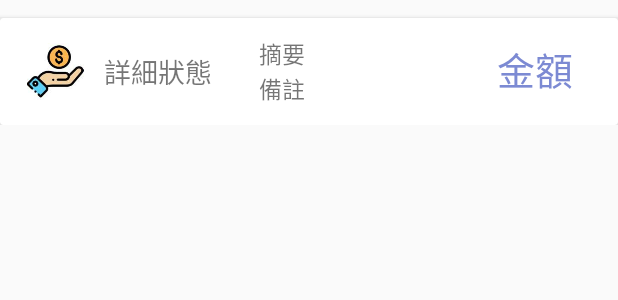
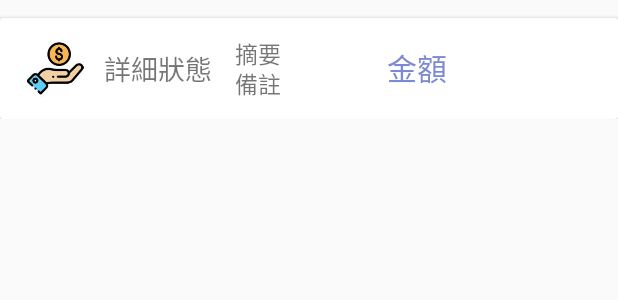
Before and after one commit to chuurin1999/MB, an Android app: the layout my_row.xml on its own in the app's theme, with its tools: preview values and no code run, on a phone screen of 412 x 824 dp. Shown: the top 300 px of the screen. Run offline under Robolectric (Android 15) with nearby library versions, the phone set to English and light mode, and no system bars.

Commit message:
Navigative圖表

```diff
--- a/app/src/main/AndroidManifest.xml
+++ b/app/src/main/AndroidManifest.xml
@@ -10,7 +10,7 @@
         android:roundIcon="@mipmap/ic_launcher_round"
         android:supportsRtl="true"
         android:theme="@style/at1">
-        <activity android:name=".Main_3_2_1"></activity>
+        <activity android:name=".Main_3_2_2"></activity>
         <activity
             android:name=".Main_5"
             android:label="@string/app_a5"
--- a/app/src/main/java/com/example/application/Main_0.java
+++ b/app/src/main/java/com/example/application/Main_0.java
@@ -12,7 +12,7 @@ public class Main_0 extends AppCompatActivity {
     protected void onCreate(Bundle savedInstanceState) {
         super.onCreate(savedInstanceState);
         setContentView(R.layout.activity_0);
-        mHandler.sendEmptyMessageDelayed(GOTO_MAIN_ACTIVITY, 1500); //1.5秒跳轉
+        mHandler.sendEmptyMessageDelayed(GOTO_MAIN_ACTIVITY, 2000); //1.5秒跳轉
     }
     private static final int GOTO_MAIN_ACTIVITY = 0;
     private Handler mHandler = new Handler() {
--- a/app/src/main/java/com/example/application/Main_3_1_2_4a_3.java
+++ b/app/src/main/java/com/example/application/Main_3_1_2_4a_3.java
@@ -54,7 +54,7 @@ public class Main_3_1_2_4a_3 extends AppCompatActivity {
         chart_view.setOnClickListener(new View.OnClickListener() {
             @Override
             public void onClick(View view) {
-                Intent intent = new Intent(Main_3_1_2_4a_3.this, Main_3_2_1.class);
+                Intent intent = new Intent(Main_3_1_2_4a_3.this, Main_3_2_2.class);
                 startActivity(intent);
             }
         });
--- a/app/src/main/res/layout/my_row.xml
+++ b/app/src/main/res/layout/my_row.xml
@@ -10,12 +10,12 @@
     <androidx.cardview.widget.CardView
         android:id="@+id/cardView"
         android:layout_width="match_parent"
-        android:layout_height="wrap_content"
+        android:layout_height="match_parent"
         android:layout_marginTop="12dp">
 
         <androidx.constraintlayout.widget.ConstraintLayout
             android:id="@+id/constraintLayout2"
-            android:layout_width="wrap_content"
+            android:layout_width="match_parent"
             android:layout_height="wrap_content"
             android:padding="12dp">
 
@@ -31,6 +31,7 @@
                 android:layout_width="79dp"
                 android:layout_height="27dp"
                 android:layout_marginStart="8dp"
+                android:layout_marginLeft="8dp"
                 android:layout_marginTop="8dp"
                 android:layout_marginBottom="8dp"
                 android:text="詳細狀態"
@@ -41,8 +42,8 @@
 
             <TextView
                 android:id="@+id/note_title_txt"
-                android:layout_width="145dp"
-                android:layout_height="24dp"
+                android:layout_width="101dp"
+                android:layout_height="23dp"
                 android:text="備註"
                 android:textSize="15sp"
                 app:layout_constraintEnd_toEndOf="@+id/caption_title_txt"
@@ -51,9 +52,10 @@
 
             <TextView
                 android:id="@+id/caption_title_txt"
-                android:layout_width="145dp"
-                android:layout_height="23dp"
-                android:layout_marginStart="24dp"
+                android:layout_width="101dp"
+                android:layout_height="20dp"
+                android:layout_marginStart="8dp"
+                android:layout_marginLeft="8dp"
                 android:text="摘要"
                 android:textSize="15sp"
                 app:layout_constraintStart_toEndOf="@+id/spinner2_title_txt"
@@ -64,6 +66,7 @@
                 android:layout_width="wrap_content"
                 android:layout_height="wrap_content"
                 android:layout_marginStart="20dp"
+                android:layout_marginLeft="20dp"
                 app:layout_constraintBottom_toBottomOf="parent"
                 app:layout_constraintStart_toEndOf="@+id/note_title_txt" />
 
@@ -72,6 +75,7 @@
                 android:layout_width="wrap_content"
                 android:layout_height="wrap_content"
                 android:layout_marginStart="21dp"
+                android:layout_marginLeft="21dp"
                 app:layout_constraintStart_toEndOf="@+id/caption_title_txt"
                 app:layout_constraintTop_toTopOf="parent" />
 
@@ -86,15 +90,13 @@
 
             <TextView
                 android:id="@+id/money_title_txt"
-                android:layout_width="76dp"
-                android:layout_height="42dp"
-                android:layout_marginStart="20dp"
+                android:layout_width="70dp"
+                android:layout_height="31dp"
                 android:text="金額"
                 android:textColor="#7C8AD3"
-                android:textSize="25sp"
+                android:textSize="20sp"
                 app:layout_constraintBottom_toBottomOf="@+id/spinner2_title_txt"
-                app:layout_constraintEnd_toEndOf="parent"
-                app:layout_constraintStart_toEndOf="@+id/note_title_txt"
+                app:layout_constraintStart_toEndOf="@+id/caption_title_txt"
                 app:layout_constraintTop_toTopOf="@+id/spinner2_title_txt" />
 
         </androidx.constraintlayout.widget.ConstraintLayout>
--- a/app/src/main/res/values-v21/styles.xml
+++ b/app/src/main/res/values-v21/styles.xml
@@ -11,11 +11,11 @@
 
     <style name="at2" parent="Theme.AppCompat.Light.DarkActionBar">
         <item name="colorControlNormal">@android:color/darker_gray</item>
-        <item name="colorControlActivated">#88AA00</item>
-        <item name="colorPrimary">#37988F</item>
-        <item name="colorPrimaryDark">#35AA9F</item>
+        <item name="colorControlActivated">#7ECDC5</item> //日曆內顏色
+        <item name="colorPrimary">#37988F</item> //大標題
+        <item name="colorPrimaryDark">#35AA9F</item>   //狀態列
         <item name="android:navigationBarColor">#263326</item>
-        <item name="colorAccent">#35AA9F</item>
+        <item name="colorAccent">#689F9A</item>
         <item name="colorControlHighlight">#7ECDC5</item>
     </style>
 
@@ -30,21 +30,21 @@
 
     <style name="at3" parent="Theme.AppCompat.Light.DarkActionBar">
         <item name="colorControlNormal">@android:color/darker_gray</item>
-        <item name="colorControlActivated">#D87093</item>
-        <item name="colorPrimary">#D87093</item>
-        <item name="colorPrimaryDark">	#FFC0CB</item>
-        <item name="android:navigationBarColor">#320A17</item>
-        <item name="colorAccent">#E91E63</item>
-        <item name="colorControlHighlight">#C4D0E6</item>
+        <item name="colorControlActivated">	#C0AFE1</item> //日曆內顏色
+        <item name="colorPrimary">#B69FE8</item>  //大標題
+        <item name="colorPrimaryDark">#C7B6EA</item>    //狀態列
+        <item name="android:navigationBarColor">#3E3255</item> //最下面
+        <item name="colorAccent">#9E7EDC</item> //日曆顏色
+        <item name="colorControlHighlight">#CDC3E1</item>
     </style>
 
     <style name="at4" parent="Theme.AppCompat.Light.DarkActionBar">
         <item name="colorControlNormal">@android:color/darker_gray</item>
-        <item name="colorControlActivated">#04A1C6</item>
-        <item name="colorPrimary">#6495ED</item>
-        <item name="colorPrimaryDark">#749FEC</item>
-        <item name="android:navigationBarColor">#172337</item>
-        <item name="colorAccent">#6495ED</item>
+        <item name="colorControlActivated">#04A1C6</item> //日曆內顏色
+        <item name="colorPrimary">#99BBFF</item>  //大標題
+        <item name="colorPrimaryDark">#D0E0FF</item> //狀態列
+        <item name="android:navigationBarColor">#172337</item> //最下面
+        <item name="colorAccent">#6495ED</item>  //日曆顏色
         <item name="colorControlHighlight">#C4D0E6</item>
     </style>
 
```
Also changed, not shown: app/src/main/java/com/example/application/Main_3_2_2.java (added, +140 -0 lines), app/src/main/java/com/example/application/Main_3a.java (+10 -1 lines), app/src/main/res/layout/activity_3_2_2.xml (added, +14 -0 lines).
